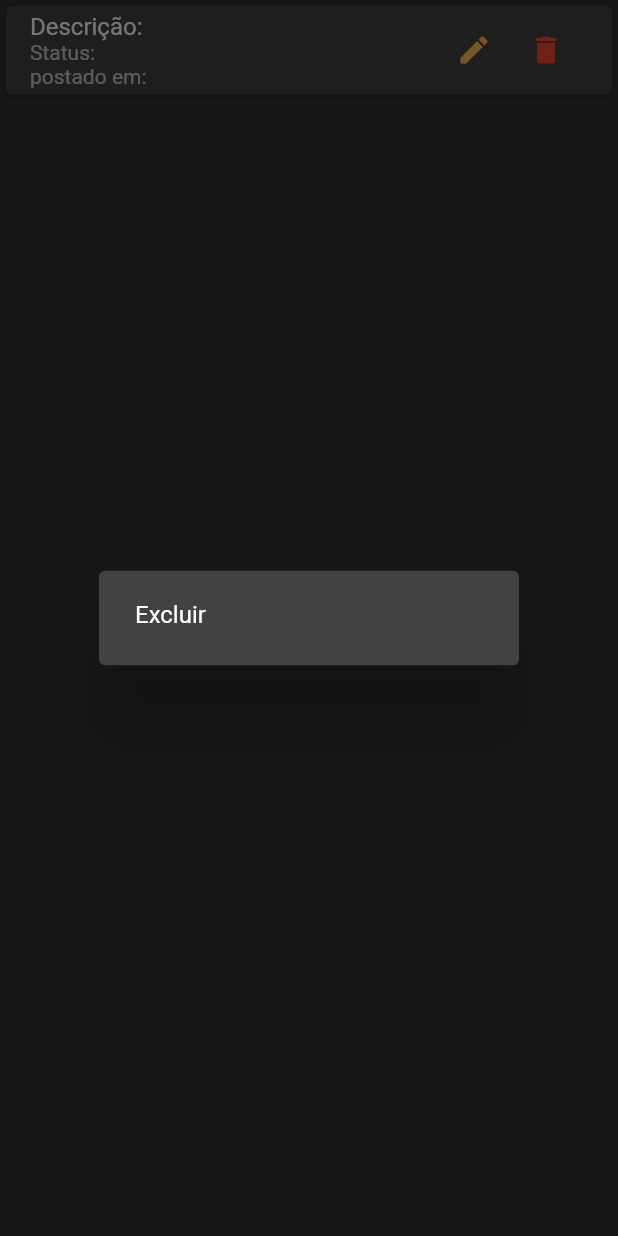
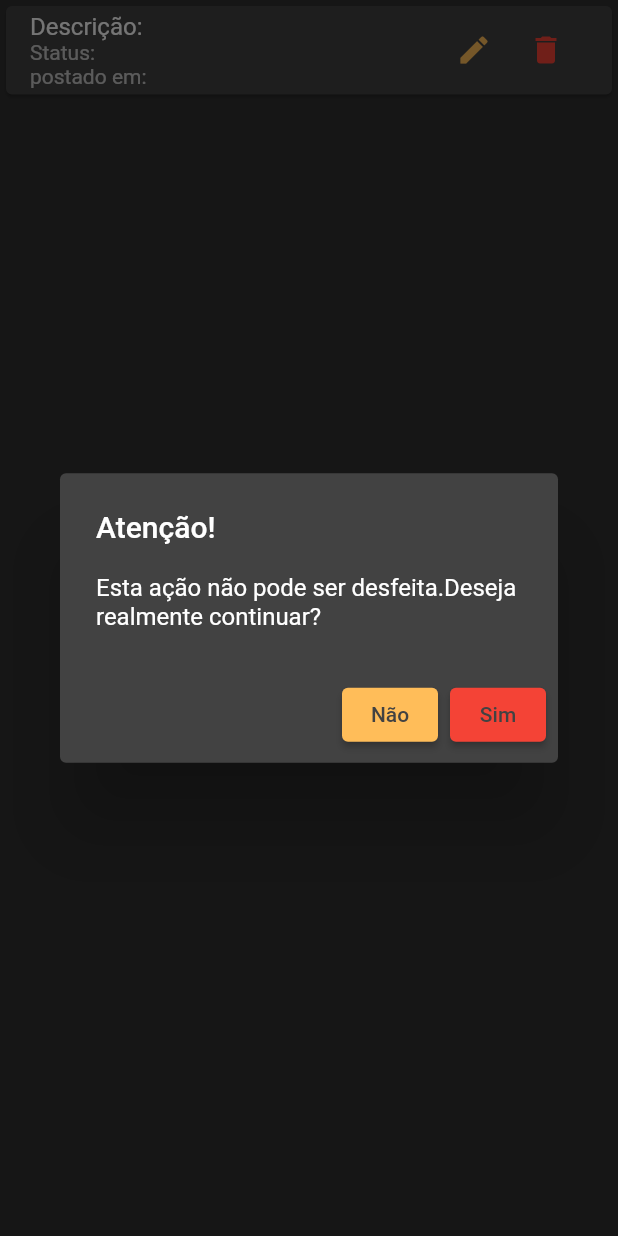
Before and after one commit to Adyson-Lima-Programador/rodovtransport_app, a Flutter app: the PacotesEmpresaTile widget shown alone on an empty page, opened directly with empty values, after a tap on the "delete" icon, on a phone screen of 412 x 824 dp. Run offline on Flutter 3.47's test engine with Material 2 defaults, Android fonts, the phone set to English and light mode, and no system bars; network calls fail.

Commit message:
18° commit - lógica excluir pacotes finalizada

```diff
--- a/lib/view/pacotes_empresa_tile.dart
+++ b/lib/view/pacotes_empresa_tile.dart
@@ -1,5 +1,6 @@
 import 'package:flutter/material.dart';
 import 'package:rodovtransport_app/model/pacotes_model.dart';
+import 'package:rodovtransport_app/model/servico_pacotes/pacotes_service.dart';
 
 class PacotesEmpresaTile extends StatelessWidget {
   final Pacote pacote;
@@ -37,16 +38,40 @@ class PacotesEmpresaTile extends StatelessWidget {
     );
   }
 
-  _editar(context, Pacote pacote){
-    Navigator.of(context, rootNavigator: true).pushNamed("/pacotes_atualizar",arguments: pacote);
+  _editar(context, Pacote pacote) {
+    Navigator.of(context, rootNavigator: true)
+        .pushNamed("/pacotes_atualizar", arguments: pacote);
   }
 
-  _excluir(context){
+  _excluir(context) {
     showDialog(
+        barrierDismissible: false,
         context: context,
         builder: (context) {
+          PacotesService pacotesService = PacotesService();
           return AlertDialog(
-            content: Text('Excluir'),
+            title: Text("Atenção!"),
+            content: Text(
+                'Esta ação não pode ser desfeita.Deseja realmente continuar?'),
+            actions: [
+              ElevatedButton(
+                  onPressed: () => {Navigator.pop(context, true)},
+                  child: Text("Não"),
+                  style: ElevatedButton.styleFrom(
+                    primary: const Color(0xffffbd59),
+                    onPrimary: const Color(0xff424242),
+                  )),
+              ElevatedButton(
+                  onPressed: () => {
+                        pacotesService.excluir(pacote.id),
+                        Navigator.pop(context, true),
+                      },
+                  child: Text("Sim"),
+                  style: ElevatedButton.styleFrom(
+                    primary: const Color(0xffF44336),
+                    onPrimary: const Color(0xff424242),
+                  )),
+            ],
           );
         });
   }
```
Also changed, not shown: lib/model/servico_pacotes/pacotes_service.dart (+18 -2 lines).
